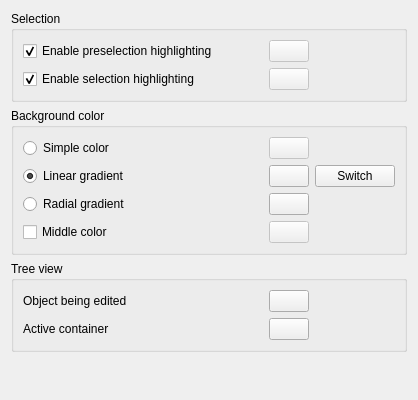
Old version of the form src/Gui/DlgSettingsViewColor.ui in the repository southseact-3d/fcd.
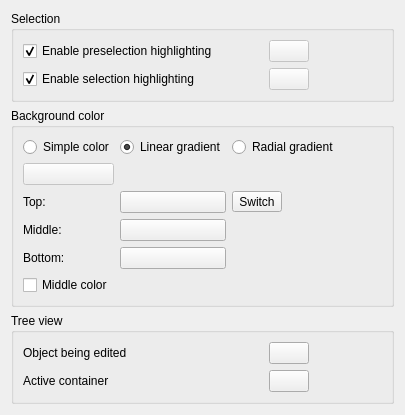
New version of the form. Icons and pictures are not drawn. Custom widgets are drawn as their Qt base class.

Commit message: Pref: Colors: Reorganize the ui.

Patch:
```diff
--- a/src/Gui/DlgSettingsViewColor.ui
+++ b/src/Gui/DlgSettingsViewColor.ui
@@ -209,12 +209,6 @@
         </property>
         <item row="0" column="0">
          <widget class="Gui::PrefRadioButton" name="radioButtonSimple">
-          <property name="minimumSize">
-           <size>
-            <width>240</width>
-            <height>0</height>
-           </size>
-          </property>
           <property name="toolTip">
            <string>Background will have selected color</string>
           </property>
@@ -229,7 +223,45 @@
           </property>
          </widget>
         </item>
-        <item row="0" column="3">
+        <item row="0" column="1">
+         <widget class="Gui::PrefRadioButton" name="radioButtonGradient">
+          <property name="toolTip">
+           <string>Background will have selected color gradient</string>
+          </property>
+          <property name="text">
+           <string>Linear gradient</string>
+          </property>
+          <property name="checked">
+           <bool>true</bool>
+          </property>
+          <property name="prefEntry" stdset="0">
+           <cstring>Gradient</cstring>
+          </property>
+          <property name="prefPath" stdset="0">
+           <cstring>View</cstring>
+          </property>
+         </widget>
+        </item>
+        <item row="0" column="2">
+         <widget class="Gui::PrefRadioButton" name="rbRadialGradient">
+          <property name="toolTip">
+           <string>Background will have selected color gradient</string>
+          </property>
+          <property name="text">
+           <string>Radial gradient</string>
+          </property>
+          <property name="checked">
+           <bool>false</bool>
+          </property>
+          <property name="prefEntry" stdset="0">
+           <cstring>RadialGradient</cstring>
+          </property>
+          <property name="prefPath" stdset="0">
+           <cstring>View</cstring>
+          </property>
+         </widget>
+        </item>
+        <item row="1" column="0">
          <widget class="Gui::PrefColorButton" name="SelectionColor_Background">
           <property name="enabled">
            <bool>false</bool>
@@ -261,26 +293,14 @@
           </property>
          </widget>
         </item>
-        <item row="1" column="0">
-         <widget class="Gui::PrefRadioButton" name="radioButtonGradient">
-          <property name="toolTip">
-           <string>Background will have selected color gradient</string>
-          </property>
+        <item row="2" column="0">
+         <widget class="QLabel" name="color1Label">
           <property name="text">
-           <string>Linear gradient</string>
-          </property>
-          <property name="checked">
-           <bool>true</bool>
-          </property>
-          <property name="prefEntry" stdset="0">
-           <cstring>Gradient</cstring>
-          </property>
-          <property name="prefPath" stdset="0">
-           <cstring>View</cstring>
+           <string>Top:</string>
           </property>
          </widget>
         </item>
-        <item row="1" column="3">
+        <item row="2" column="1">
          <widget class="Gui::PrefColorButton" name="backgroundColorFrom">
           <property name="toolTip">
            <string>Top color</string>
@@ -303,26 +323,24 @@
           </property>
          </widget>
         </item>
-        <item row="1" column="4">
-         <widget class="QPushButton" name="SwitchGradientColors">
-          <property name="toolTip">
-           <string>Switches the colors of the gradient</string>
-          </property>
-          <property name="text">
-           <string>Switch</string>
-          </property>
-         </widget>
+        <item row="3" column="0">
+           <widget class="QLabel" name="color2Label">
+            <property name="text">
+             <string>Middle:</string>
+            </property>
+           </widget>
         </item>
-        <item row="2" column="0">
-         <widget class="Gui::PrefRadioButton" name="rbRadialGradient">
-          <property name="toolTip">
-           <string>Background will have selected color gradient</string>
-          </property>
+        <item row="3" column="1">
+         <widget class="Gui::PrefColorButton" name="backgroundColorMid">
           <property name="text">
-           <string>Radial gradient</string>
+           <string/>
           </property>
-          <property name="checked">
-           <bool>false</bool>
+          <property name="color">
+           <color>
+            <red>111</red>
+            <green>111</green>
+            <blue>147</blue>
+           </color>
           </property>
           <property name="prefEntry" stdset="0">
            <cstring>RadialGradient</cstring>
@@ -332,7 +350,14 @@
           </property>
          </widget>
         </item>
-        <item row="2" column="3">
+        <item row="4" column="0">
+         <widget class="QLabel" name="color3Label">
+          <property name="text">
+           <string>Bottom:</string>
+          </property>
+         </widget>
+        </item>
+        <item row="4" column="1">
          <widget class="Gui::PrefColorButton" name="backgroundColorTo">
           <property name="toolTip">
            <string>Bottom color</string>
@@ -355,7 +380,21 @@
           </property>
          </widget>
         </item>
-        <item row="6" column="0">
+        <item row="2" column="2">
+         <widget class="QToolButton" name="SwitchGradientColors">
+          <property name="toolTip">
+           <string>Switches the colors of the gradient</string>
+          </property>
+          <property name="text">
+           <string>Switch</string>
+          </property>
+          <property name="icon">
+           <iconset resource="Icons/resource.qrc">
+           <normaloff>:/icons/button_switch.svg</normaloff>:/icons/button_switch.svg</iconset>
+          </property>
+         </widget>
+        </item>
+        <item row="5" column="0">
          <widget class="Gui::PrefCheckBox" name="checkMidColor">
           <property name="toolTip">
            <string>Color gradient will get selected color as middle color</string>
@@ -371,32 +410,6 @@
           </property>
          </widget>
         </item>
-        <item row="6" column="3">
-         <widget class="Gui::PrefColorButton" name="backgroundColorMid">
-          <property name="enabled">
-           <bool>false</bool>
-          </property>
-          <property name="toolTip">
-           <string>Middle color</string>
-          </property>
-          <property name="text">
-           <string/>
-          </property>
-          <property name="color">
-           <color>
-            <red>111</red>
-            <green>111</green>
-            <blue>147</blue>
-           </color>
-          </property>
-          <property name="prefEntry" stdset="0">
-           <cstring>BackgroundColor4</cstring>
-          </property>
-          <property name="prefPath" stdset="0">
-           <cstring>View</cstring>
-          </property>
-         </widget>
-        </item>
        </layout>
       </item>
       <item row="0" column="1">
```
Left out of the diff: 120 changed lines with no effect on the pictures. The commit also changes 4 other files.
